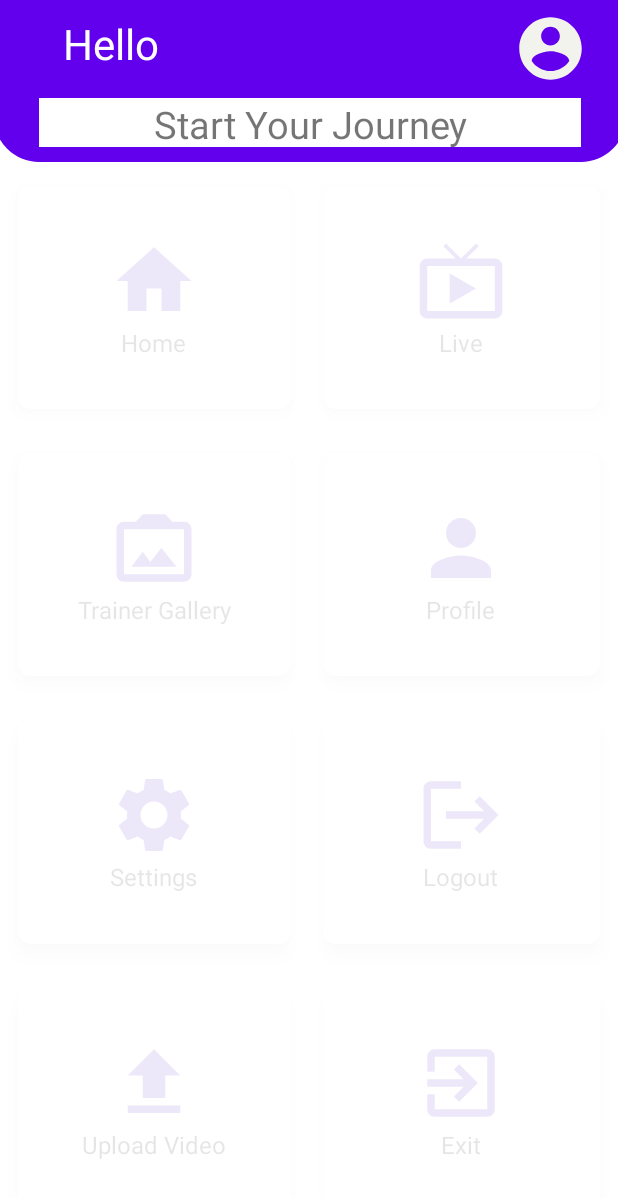
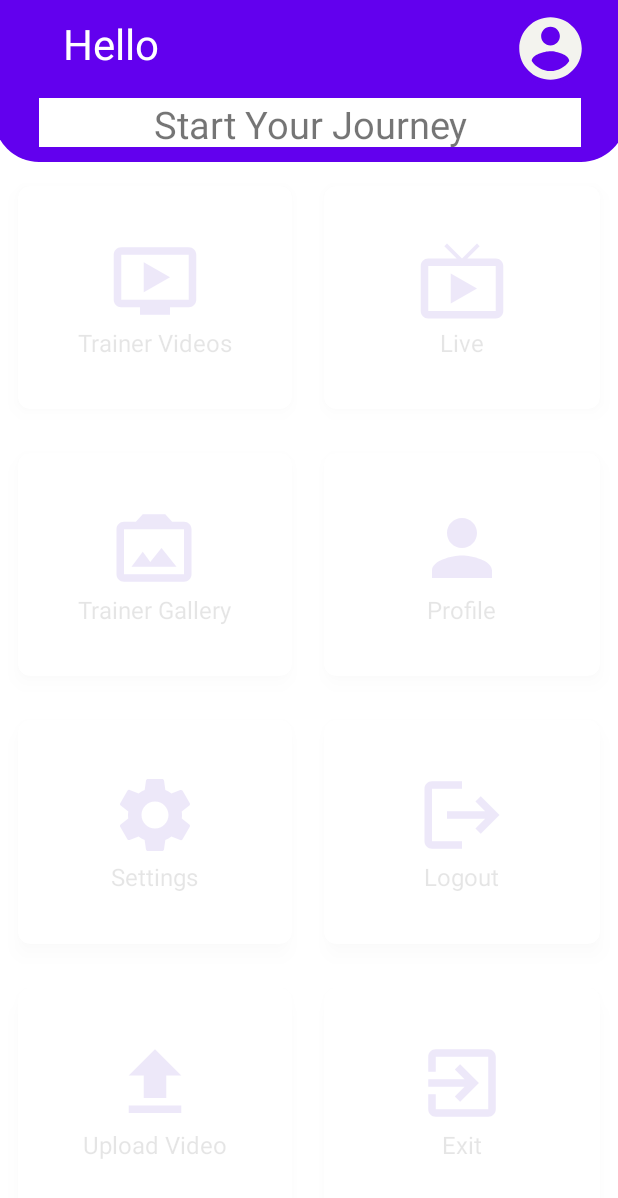
Before and after one commit to aman-758/GymGuru_, an Android app: the DashboardFragment screen opened through its navigation route, on a phone screen of 412 x 824 dp. Shown: the top 1198 px of the screen. Run offline under Robolectric (Android 15) with nearby library versions, the phone set to English and light mode, and no system bars; our stand-ins replace CircleImageView, Firebase (no records; nobody signed in at launch, a user with empty details on screens opened directly); Roboto replaces fonts that are not available here.

Commit message:
Project Completed

```diff
--- a/app/src/main/java/com/example/gymguru/EditProfileFragment.java
+++ b/app/src/main/java/com/example/gymguru/EditProfileFragment.java
@@ -143,6 +143,10 @@ public class EditProfileFragment extends Fragment {
                     else{
                         bind.fireSwitch.setChecked(false);
                         bind.fireSwitch.setText(userType);
+                        bind.editChannel.setVisibility(View.GONE);
+                        bind.fireExperience.setVisibility(View.GONE);
+                        bind.editTextChannel.setVisibility(View.GONE);
+                        bind.editTextProfession.setVisibility(View.GONE);
                     }
 
                 }
--- a/app/src/main/java/com/example/gymguru/VideoHolder.java
+++ b/app/src/main/java/com/example/gymguru/VideoHolder.java
@@ -92,7 +92,7 @@ public class VideoHolder extends RecyclerView.ViewHolder {
         });
     }
 
-    // This is the function where i control all the function of row.xml
+    // This is the function where i control all the object of row.xml
     public void initui(Context ctx, UploadMember model, int position, String videoId, FragmentManager fm){
         String uid = FirebaseAuth.getInstance().getCurrentUser().getUid();
         auth = FirebaseAuth.getInstance();
@@ -135,7 +135,8 @@ public class VideoHolder extends RecyclerView.ViewHolder {
         });
         //Comment
         comment = mView.findViewById(R.id.comment_img); //Here i passing through the reference further for recycler view
-        //Fetching trainer details on the video
+
+        //Fetching trainer details on the video section
         channelName = mView.findViewById(R.id.channelName);
         channelImg = mView.findViewById(R.id.channelImg);
 
@@ -271,7 +272,6 @@ public class VideoHolder extends RecyclerView.ViewHolder {
 
             //Initialize load control
             //Initialize bandwidth meter already initialized
-
             //Track selector already initialized
 
         } catch (Exception e){
--- /dev/null
+++ b/app/src/main/res/drawable/trainer_video_player.xml
@@ -0,0 +1,5 @@
+<vector android:height="60dp" android:tint="#5420CB"
+    android:viewportHeight="24" android:viewportWidth="24"
+    android:width="60dp" xmlns:android="http://schemas.android.com/apk/res/android">
+    <path android:fillColor="@android:color/white" android:pathData="M21,3L3,3c-1.11,0 -2,0.89 -2,2v12c0,1.1 0.89,2 2,2h5v2h8v-2h5c1.1,0 1.99,-0.9 1.99,-2L23,5c0,-1.11 -0.9,-2 -2,-2zM21,17L3,17L3,5h18v12zM16,11l-7,4L9,7z"/>
+</vector>
--- a/app/src/main/res/layout/fragment_dashboard.xml
+++ b/app/src/main/res/layout/fragment_dashboard.xml
@@ -126,12 +126,12 @@
                     android:id="@+id/homeImg"
                     android:layout_width="wrap_content"
                     android:layout_height="wrap_content"
-                    android:src="@drawable/ic_home" />
+                    android:src="@drawable/trainer_video_player" />
 
                 <TextView
                     android:layout_width="wrap_content"
                     android:layout_height="wrap_content"
-                    android:text="Home"
+                    android:text="Trainer Videos"
                     android:textColor="@color/black"
                     android:textSize="16sp" />
 
```
Also changed, not shown: app/src/main/java/com/example/gymguru/HomeFragment.java (+9 -2 lines), app/src/main/java/com/example/gymguru/RegisterFragment.java (+5 -4 lines), app/src/main/res/layout/fragment_edit_profile.xml (+15 -11 lines), app/src/main/res/layout/fragment_register.xml (+9 -7 lines).
